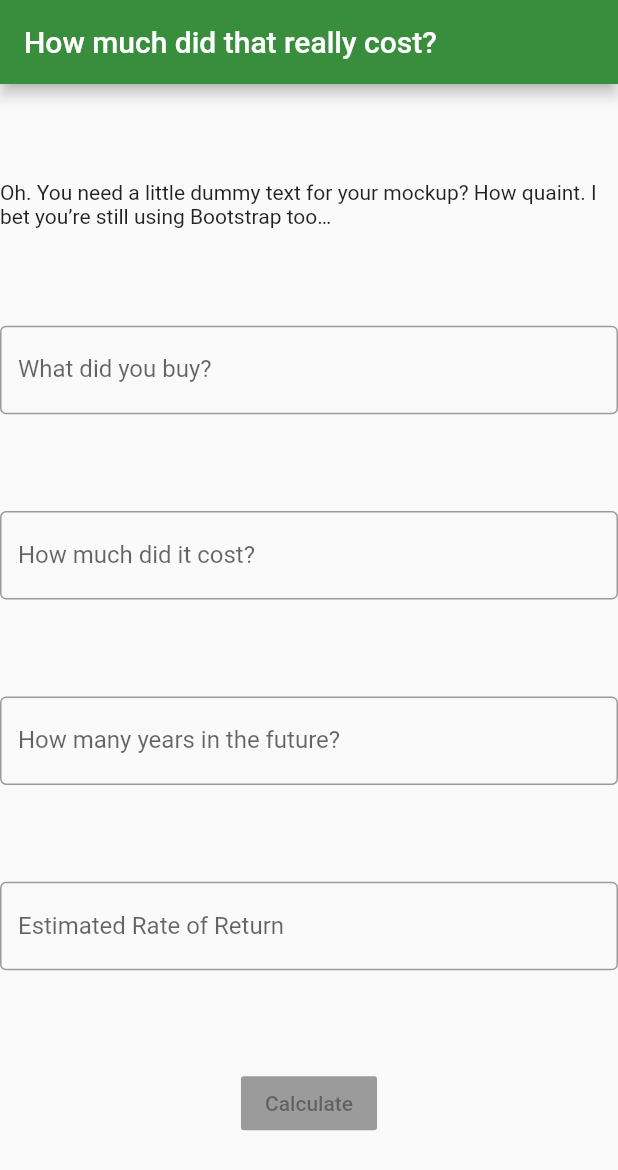
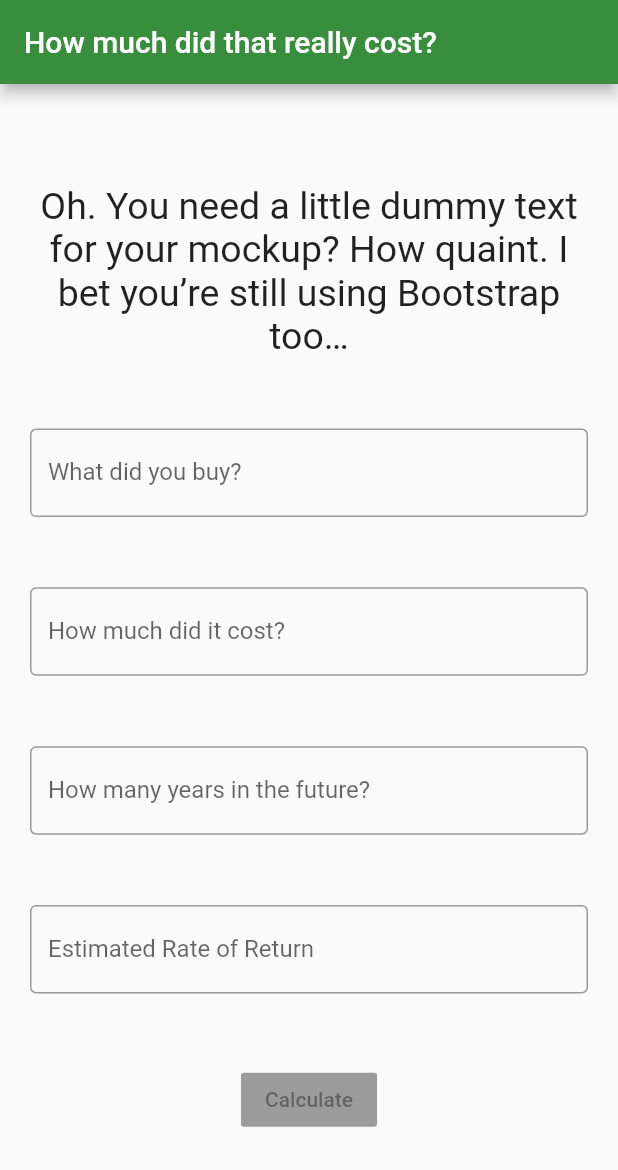
Before and after one commit to AweysAhmed/flutter-app, a Flutter app: the screen it shows after launch, on a phone screen of 412 x 824 dp. Shown: the top 1170 px of the screen. Run offline on Flutter 3.47's test engine with Material 2 defaults, Android fonts, the phone set to English and light mode, and no system bars.

Commit message:
modified container and removed calculation dart file.

```diff
--- a/lib/main.dart
+++ b/lib/main.dart
@@ -23,14 +23,21 @@ class _MyAppState extends State<MyApp> {
       theme: ThemeData(primaryColor: Colors.green[700]),
       home: Scaffold(
         appBar: AppBar(
-          title: Text("How much did that really cost?"),
+          title: Text(
+            "How much did that really cost?",
           ),
-        body: Center(
+        ),
+        body: Container(
+          margin: EdgeInsets.all(20),
+          child: Center(
             child: Column(
               mainAxisAlignment: MainAxisAlignment.spaceEvenly,
               children: [
                 Text(
-                  "Oh. You need a little dummy text for your mockup? How quaint. I bet you’re still using Bootstrap too…"),
+                  "Oh. You need a little dummy text for your mockup? How quaint. I bet you’re still using Bootstrap too…",
+                  style: TextStyle(fontSize: 25),
+                  textAlign: TextAlign.center,
+                ),
                 TextField(
                   decoration: InputDecoration(
                     border: OutlineInputBorder(),
@@ -66,6 +73,7 @@ class _MyAppState extends State<MyApp> {
             ),
           ),
         ),
+      ),
     );
   }
 }
```
Also changed, not shown: lib/calculation.dart (deleted, +0 -8 lines). Lines whose indentation alone changed are shown as unchanged.
